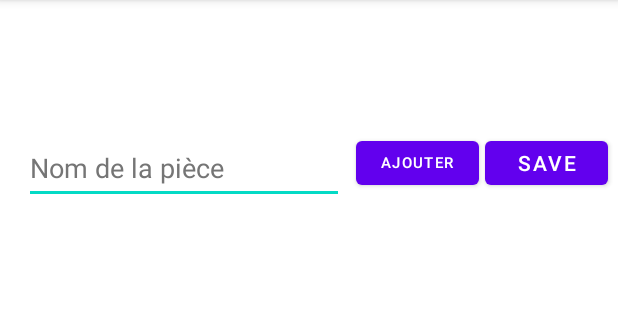
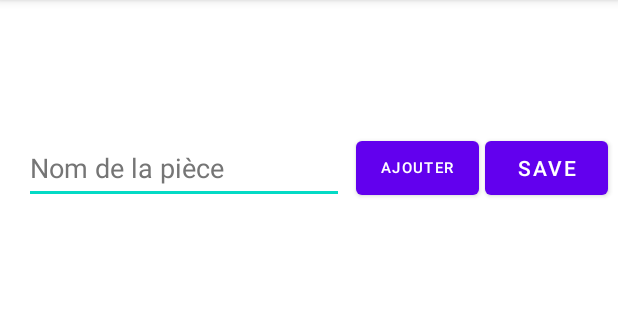
Before and after one commit to marouane-AITOUALI/RoomSimulator, an Android app: the EditActivity screen opened directly, with no data from a screen before it, on a phone screen of 412 x 824 dp, the part 84-404 px from its top. Run offline under Robolectric (Android 15) with nearby library versions, the phone set to English and light mode, and no system bars.

Commit message:
Link recycler view with its item from the layout xml file

```diff
--- a/app/src/main/res/layout/activity_edit.xml
+++ b/app/src/main/res/layout/activity_edit.xml
@@ -9,7 +9,7 @@
     <Button
             android:text="@string/enter"
             android:layout_width="82dp"
-            android:layout_height="41dp"
+            android:layout_height="48dp"
             android:textSize="10dp"
             android:id="@+id/valider"
             app:layout_constraintTop_toTopOf="parent"
@@ -19,7 +19,7 @@
     <Button
             android:text="@string/save"
             android:layout_width="82dp"
-            android:layout_height="41dp" android:id="@+id/save"
+            android:layout_height="48dp" android:id="@+id/save"
             app:layout_constraintStart_toEndOf="@+id/valider" android:layout_marginLeft="4dp"
             android:layout_marginStart="4dp" app:layout_constraintTop_toTopOf="parent" android:layout_marginTop="88dp"/>
     <EditText
@@ -34,6 +34,7 @@
             android:layout_marginTop="88dp" android:layout_marginLeft="16dp" android:layout_marginStart="16dp"
             android:minHeight="48dp" android:textColorHint="#757575"/>
     <androidx.recyclerview.widget.RecyclerView
+            tools:listitem="@layout/recycler_view_item"
             android:layout_width="361dp"
             android:layout_height="509dp"
             app:layout_constraintTop_toBottomOf="@+id/habitationName" app:layout_constraintStart_toStartOf="parent"
--- a/app/src/main/res/layout/activity_visualisation.xml
+++ b/app/src/main/res/layout/activity_visualisation.xml
@@ -10,6 +10,7 @@
     <androidx.recyclerview.widget.RecyclerView
             android:id="@+id/recyclerView"
             android:layout_width="381dp"
+            tools:listitem="@layout/recycler_view_item"
             android:layout_height="418dp"
             app:layout_constraintTop_toBottomOf="@+id/textView3"
             app:layout_constraintStart_toStartOf="parent"
```
